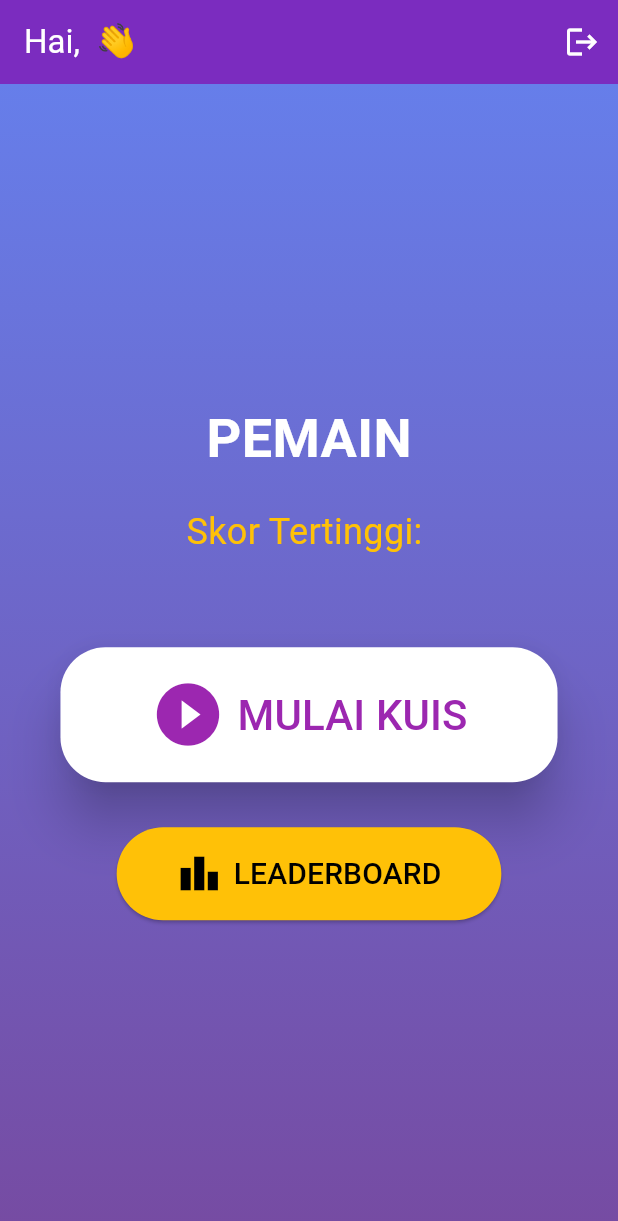
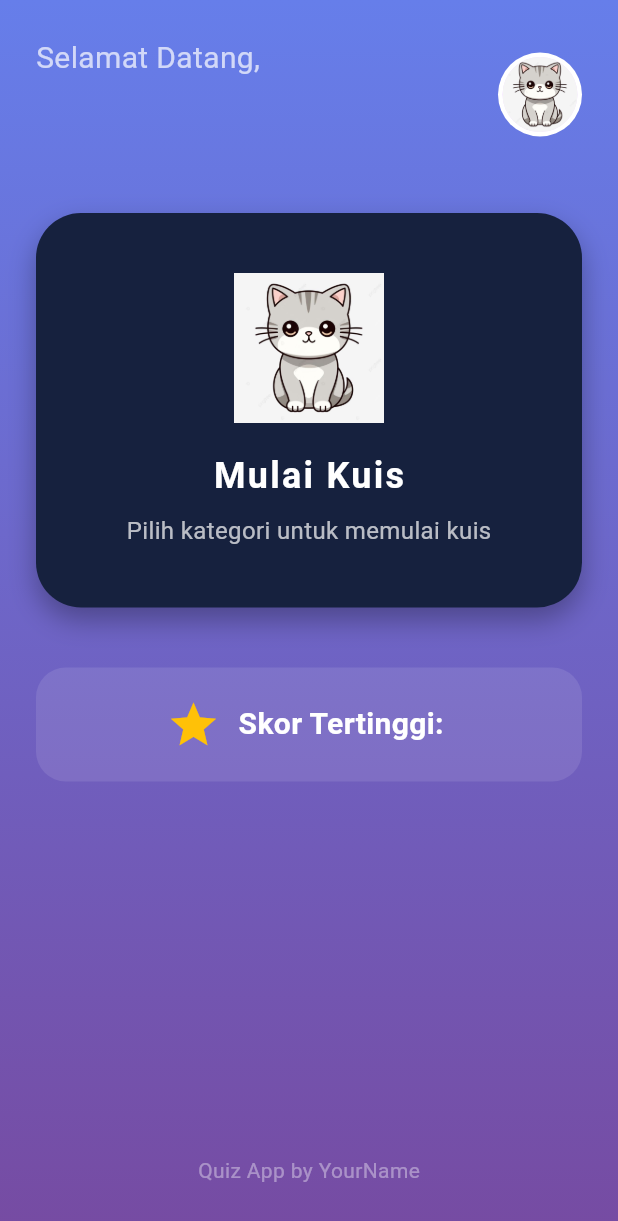
Before and after one commit to abdlbaqi/QUIZKU, a Flutter app: the PlayerDashboardScreen screen opened directly with empty values, on a phone screen of 412 x 824 dp. Shown: the top 1221 px of the screen. Run offline on Flutter 3.47's test engine with Material 3 defaults, Android fonts, the light colour scheme and no system bars; our stand-ins replace cloud_firestore, firebase_auth, firebase_core; accounts and stored records are empty.

Commit message:
add category selection quiz

```diff
--- a/analysis_options.yaml
+++ b/analysis_options.yaml
@@ -7,6 +7,9 @@
 
 # The following line activates a set of recommended lints for Flutter apps,
 # packages, and plugins designed to encourage good coding practices.
+analyzer:
+  errors:
+    duplicate_import: ignore ignore
 include: package:flutter_lints/flutter.yaml
 
 linter:
--- a/lib/main.dart
+++ b/lib/main.dart
@@ -10,6 +10,7 @@ import 'screens/auth/login_screen.dart';
 import 'screens/auth/register_screen.dart';
 import 'screens/admin/admin_dashboard_screen.dart';
 import 'screens/player/player_dashboard_screen.dart';
+import 'screens/player/category_selection_screen.dart';
 
 void main() async {
   WidgetsFlutterBinding.ensureInitialized();
--- a/lib/screens/player/player_dashboard_screen.dart
+++ b/lib/screens/player/player_dashboard_screen.dart
@@ -1,41 +1,27 @@
 // lib/screens/player/player_dashboard_screen.dart
 import 'package:flutter/material.dart';
 import '../../services/firebase_service.dart';
+import 'category_selection_screen.dart';
 
-class PlayerDashboardScreen extends StatelessWidget {
+class PlayerDashboardScreen extends StatefulWidget {
   final Map<String, dynamic> userData;
 
   const PlayerDashboardScreen({super.key, required this.userData});
 
   @override
+  State<PlayerDashboardScreen> createState() => _PlayerDashboardScreenState();
+}
+
+class _PlayerDashboardScreenState extends State<PlayerDashboardScreen> {
+  // Removed bottom navigation index
+
+  @override
   Widget build(BuildContext context) {
     return Scaffold(
-      appBar: AppBar(
-        title: Text('Hai, ${userData['username']} 👋'),
-        backgroundColor: const Color(0xFF7b2cbf),
-        foregroundColor: Colors.white,
-        actions: [
-          IconButton(
-            icon: const Icon(Icons.logout),
-            tooltip: "Logout",
-
-            // 🔥 LOGOUT BERHASIL
-            onPressed: () async {
-              await FirebaseService.logout();
-
-              if (context.mounted) {
-                Navigator.pushNamedAndRemoveUntil(
-                  context,
-                  '/login',     // sekarang route ini sudah ada!
-                  (route) => false,
-                );
-              }
-            },
-          ),
-        ],
-      ),
-
+      backgroundColor: const Color(0xFF667eea),
       body: Container(
+        width: double.infinity,
+        height: double.infinity,
         decoration: const BoxDecoration(
           gradient: LinearGradient(
             begin: Alignment.topCenter,
@@ -43,60 +29,122 @@ class PlayerDashboardScreen extends StatelessWidget {
             colors: [Color(0xFF667eea), Color(0xFF764ba2)],
           ),
         ),
-
-        child: Center(
+        child: SafeArea(
+          child: Padding(
+            padding: const EdgeInsets.all(24.0),
+            child: Column(
+              crossAxisAlignment: CrossAxisAlignment.center,
+              children: [
+                Row(
+                  mainAxisAlignment: MainAxisAlignment.spaceBetween,
+                  children: [
+                    Column(
+                      crossAxisAlignment: CrossAxisAlignment.start,
+                      children: [
+                        const Text('Selamat Datang,', style: TextStyle(color: Colors.white70, fontSize: 20)),
+                        const SizedBox(height: 6),
+                        Text(
+                          '${widget.userData['username'] ?? 'Pemain'}',
+                          style: const TextStyle(color: Colors.white, fontSize: 30, fontWeight: FontWeight.bold),
+                        ),
+                      ],
+                    ),
+                    PopupMenuButton<String>(
+                      shape: RoundedRectangleBorder(borderRadius: BorderRadius.circular(15)),
+                      color: Colors.white,
+                      child: CircleAvatar(
+                        radius: 28,
+                        backgroundColor: Colors.white,
+                        child: CircleAvatar(
+                          radius: 25,
+                          backgroundImage: const AssetImage('assets/hewan.jpeg'),
+                          child: widget.userData['photoURL'] == null
+                              ? const Icon(Icons.person, size: 30, color: Colors.grey)
+                              : null,
+                        ),
+                      ),
+                      onSelected: (value) async {
+                        if (value == 'logout') {
+                          await FirebaseService.logout();
+                          if (context.mounted) {
+                            Navigator.pushNamedAndRemoveUntil(context, '/login', (route) => false);
+                          }
+                        }
+                      },
+                      itemBuilder: (context) => [
+                        const PopupMenuItem(
+                          value: 'logout',
+                          child: Row(
+                            children: [
+                              Icon(Icons.logout, color: Colors.red),
+                              SizedBox(width: 10),
+                              Text('Logout', style: TextStyle(color: Colors.red)),
+                            ],
+                          ),
+                        ),
+                      ],
+                    ),
+                  ],
+                ),
+                const SizedBox(height: 40),
+                GestureDetector(
+                  onTap: () => Navigator.push(context, MaterialPageRoute(builder: (_) => const CategorySelectionScreen())),
+                  child: Container(
+                    width: double.infinity,
+                    padding: const EdgeInsets.symmetric(vertical: 40),
+                    decoration: BoxDecoration(
+                      color: const Color(0xFF16213e),
+                      borderRadius: BorderRadius.circular(30),
+                      boxShadow: [
+                        BoxShadow(color: Colors.black.withOpacity(0.3), blurRadius: 15, offset: const Offset(0, 8)),
+                      ],
+                    ),
                     child: Column(
                       mainAxisAlignment: MainAxisAlignment.center,
                       children: [
+                        Image.asset('assets/hewan.jpeg', width: 100, height: 100),
+                        const SizedBox(height: 18),
                         const Text(
-                'PEMAIN',
-                style: TextStyle(
-                  fontSize: 36,
-                  color: Colors.white,
-                  fontWeight: FontWeight.bold,
+                          'Mulai Kuis',
+                          style: TextStyle(color: Colors.white, fontSize: 24, fontWeight: FontWeight.bold, letterSpacing: 1.5),
                         ),
+                        const SizedBox(height: 8),
+                        const Text(
+                          'Pilih kategori untuk memulai kuis',
+                          style: TextStyle(color: Colors.white70, fontSize: 16),
                         ),
-
-              const SizedBox(height: 20),
-
-              Text(
-                'Skor Tertinggi: ${userData['skorTertinggi'] ?? 0}',
-                style: const TextStyle(
-                  fontSize: 24,
-                  color: Colors.amber,
-                ),
-              ),
-
-              const SizedBox(height: 60),
-
-              ElevatedButton.icon(
-                onPressed: () {},
-                icon: const Icon(Icons.play_circle_fill, size: 50),
-                label: const Text('MULAI KUIS', style: TextStyle(fontSize: 28)),
-                style: ElevatedButton.styleFrom(
-                  padding: const EdgeInsets.symmetric(horizontal: 60, vertical: 20),
-                  backgroundColor: Colors.white,
-                  foregroundColor: Colors.purple,
-                  elevation: 15,
-                  shape: RoundedRectangleBorder(
-                    borderRadius: BorderRadius.circular(30),
+                      ],
                     ),
                   ),
                 ),
-
-              const SizedBox(height: 30),
-
-              ElevatedButton.icon(
-                onPressed: () {},
-                icon: const Icon(Icons.leaderboard, size: 30),
-                label: const Text('LEADERBOARD', style: TextStyle(fontSize: 20)),
-                style: ElevatedButton.styleFrom(
-                  backgroundColor: Colors.amber,
-                  foregroundColor: Colors.black,
-                  padding: const EdgeInsets.symmetric(horizontal: 40, vertical: 16),
+                const SizedBox(height: 40),
+                Container(
+                  width: double.infinity,
+                  padding: const EdgeInsets.all(20),
+                  decoration: BoxDecoration(
+                    color: Colors.white.withOpacity(0.1),
+                    borderRadius: BorderRadius.circular(20),
+                  ),
+                  child: Row(
+                    mainAxisAlignment: MainAxisAlignment.center,
+                    children: [
+                      const Icon(Icons.star, color: Colors.amber, size: 36),
+                      const SizedBox(width: 12),
+                      Text(
+                        'Skor Tertinggi: ${widget.userData['skorTertinggi'] ?? 0}',
+                        style: const TextStyle(color: Colors.white, fontSize: 20, fontWeight: FontWeight.bold),
+                      ),
+                    ],
                   ),
                 ),
+                const Spacer(),
+                const Text(
+                  'Quiz App by YourName',
+                  style: TextStyle(color: Colors.white38, fontSize: 14),
+                ),
+                const SizedBox(height: 10),
               ],
+            ),
           ),
         ),
       ),
```
Also changed, not shown: lib/screens/player/category_selection_screen.dart (added, +215 -0 lines), pubspec.yaml (+2 -7 lines), assets/hewan.jpeg (added), pubspec.lock, 1 other file. Lines whose indentation alone changed are shown as unchanged.
